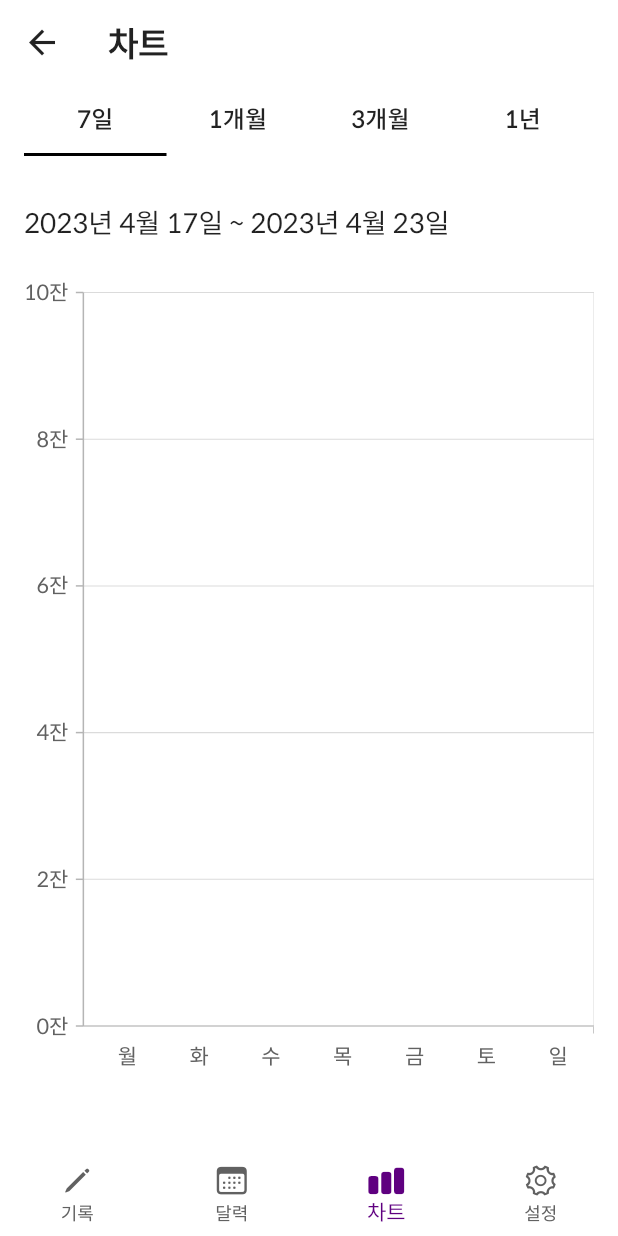
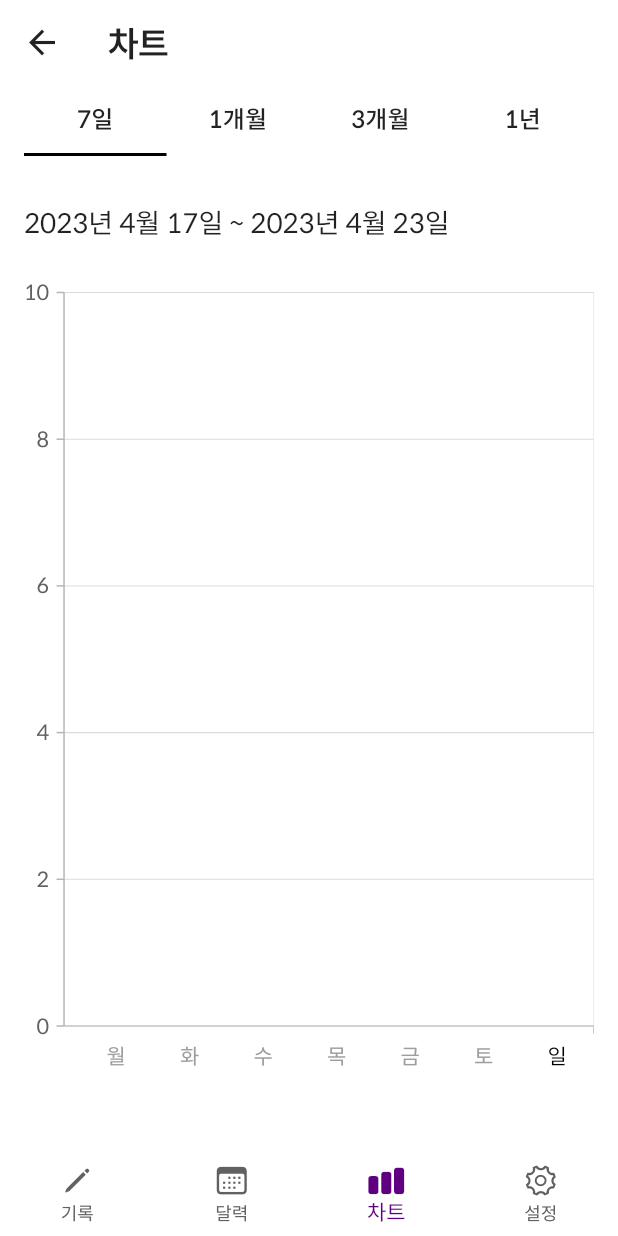
Before and after one commit to hhamja/nocoffee, a Flutter app: the TabbarPage screen opened by its route, item 3 of the bottom bar chosen, on a phone screen of 412 x 824 dp. Run offline on Flutter 3.47's test engine with Material 2 defaults, Android fonts, the phone set to English and light mode, and no system bars; our stand-ins replace auto_route, currency_text_input_formatter, flutter_riverpod, fluttertoast, freezed_annotation, hive_flutter and 4 more; accounts and stored records are empty.

Commit message:
Edit  - 차트 x 축 라벨 color
#### DESC
1. 기존
- 모든 분류의 라벨 같은 색

2. 수정
- 오늘 날짜가 포함되는 라벨. 즉, 제일 우측의 라벨 컬러는 BLACK으로 수정
- 그외 컬러는 GREY로 수정

```diff
--- a/lib/src/features/coffee/presentation/widget/line_chart/custom_line_chart_body.dart
+++ b/lib/src/features/coffee/presentation/widget/line_chart/custom_line_chart_body.dart
@@ -63,11 +63,11 @@ class CustomLineChartBody extends StatelessWidget {
             primaryYAxis: NumericAxis(
               visibleMinimum: 0,
               visibleMaximum: maxY,
-              labelsExtent: 35,
+              labelsExtent: 30,
               tickPosition: TickPosition.inside,
               minimum: 0,
               maximum: maxY,
-              labelFormat: '{value}잔',
+              labelFormat: '{value}',
               // interval: 1,
               rangePadding: ChartRangePadding.normal,
               // 몇구간으로 나눌지 결정하는 속성
@@ -140,7 +140,7 @@ class CustomLineChartBody extends StatelessWidget {
           ),
         ),
         Padding(
-          padding: const EdgeInsets.only(left: 45),
+          padding: const EdgeInsets.only(left: 37),
           child: Row(
             mainAxisAlignment: MainAxisAlignment.center,
             mainAxisSize: MainAxisSize.max,
@@ -149,9 +149,11 @@ class CustomLineChartBody extends StatelessWidget {
                   (e) => Expanded(
                       child: Text(e,
                           textAlign: TextAlign.center,
-                          style: const TextStyle(
+                          style: TextStyle(
                             fontSize: 14,
-                            color: DARK_GREY_COLOR,
+                            color: e == xAxisLabelList.last
+                                ? BLACK_COLOR
+                                : GREY_COLOR,
                           ))),
                 )
                 .toList(),
```
